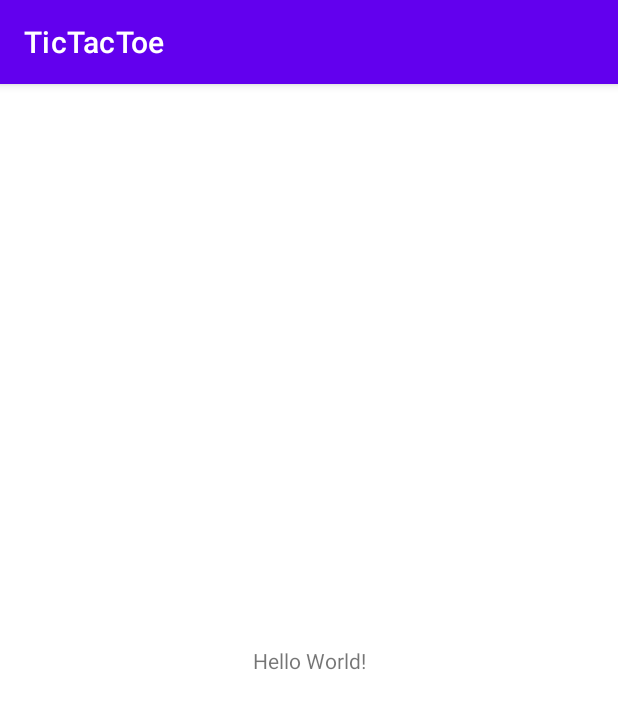
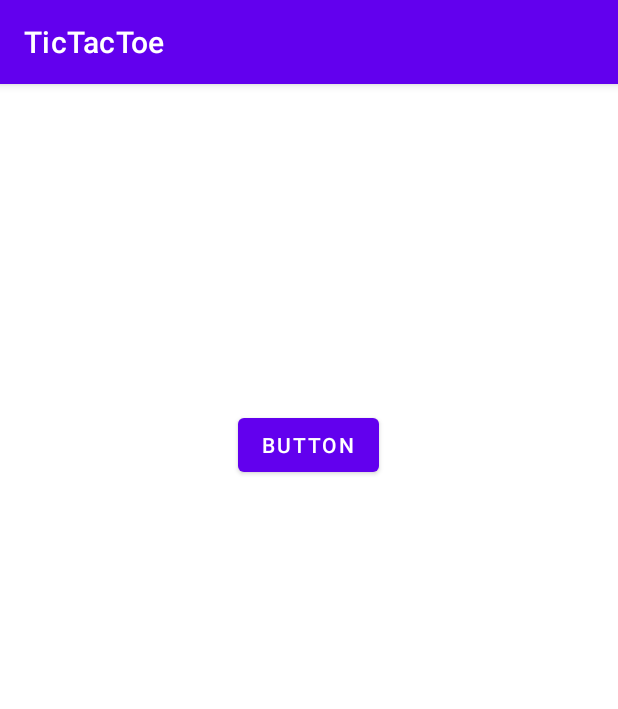
Before and after one commit to maddisonc/TicTacToe, an Android app: the screen it shows after launch (MainActivity), on a phone screen of 412 x 824 dp. Shown: the top 709 px of the screen. Run offline under Robolectric (Android 15) with nearby library versions, the phone set to English and light mode, and no system bars.

Commit message:
started prroof of concept

```diff
--- a/app/src/main/res/layout/activity_main.xml
+++ b/app/src/main/res/layout/activity_main.xml
@@ -6,13 +6,19 @@
     android:layout_height="match_parent"
     tools:context=".MainActivity">
 
-    <TextView
+    <Button
+        android:id="@+id/button"
         android:layout_width="wrap_content"
         android:layout_height="wrap_content"
-        android:text="Hello World!"
+        android:layout_marginStart="158dp"
+        android:layout_marginTop="198dp"
+        android:layout_marginEnd="159dp"
+        android:layout_marginBottom="485dp"
+        android:text="@string/button"
         app:layout_constraintBottom_toBottomOf="parent"
         app:layout_constraintEnd_toEndOf="parent"
         app:layout_constraintStart_toStartOf="parent"
         app:layout_constraintTop_toTopOf="parent" />
 
+
 </androidx.constraintlayout.widget.ConstraintLayout>
--- a/app/src/main/res/values/strings.xml
+++ b/app/src/main/res/values/strings.xml
@@ -1,3 +1,4 @@
 <resources>
     <string name="app_name">TicTacToe</string>
+    <string name="button">Button</string>
 </resources>
```
